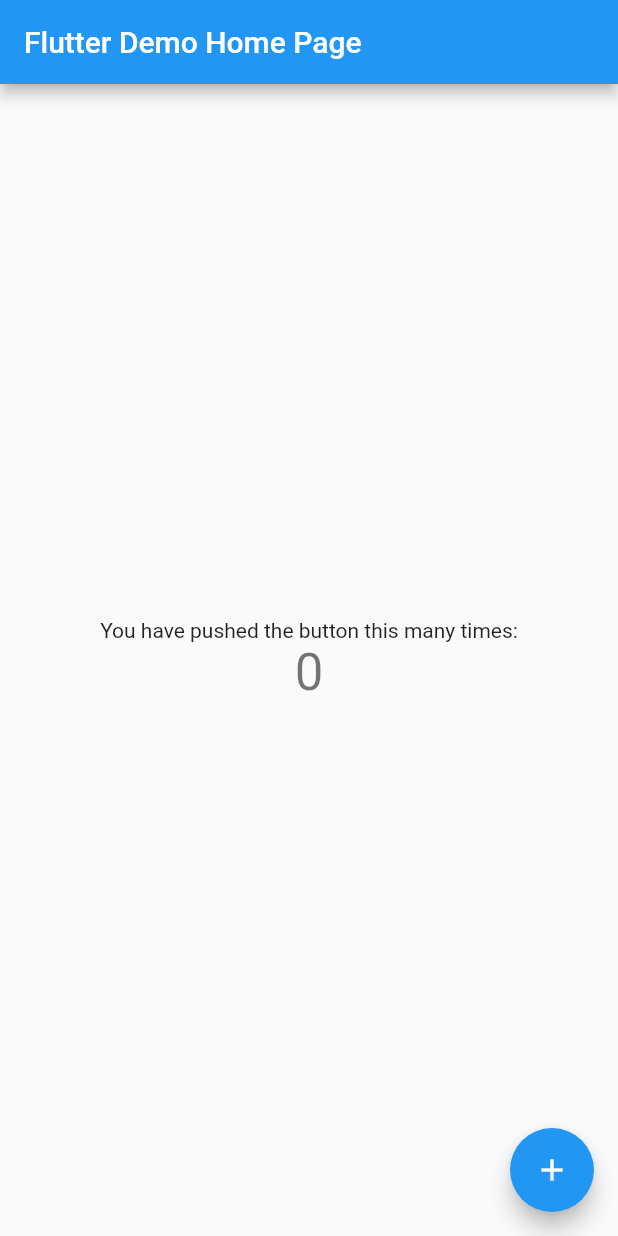
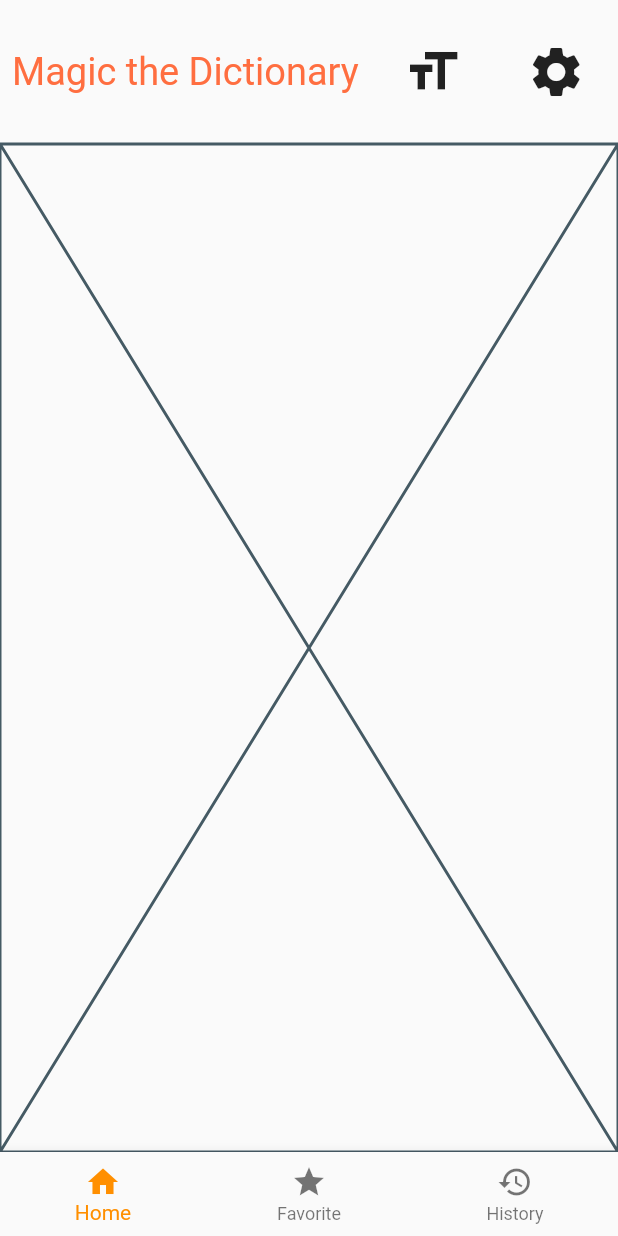
Before and after one commit to skyjo72/MagicTheGatheringApp, a Flutter app: the screen it shows after launch, on a phone screen of 412 x 824 dp. Run offline on Flutter 3.47's test engine with Material 2 defaults, Android fonts, the phone set to English and light mode, and no system bars.

Commit message:
work on home ui

```diff
--- /dev/null
+++ b/lib/common/navigation/navigation.dart
@@ -0,0 +1,42 @@
+import 'package:flutter/material.dart';
+
+class Navigation extends StatefulWidget {
+  const Navigation({Key? key}) : super(key: key);
+
+  @override
+  State<Navigation> createState() => _NavigationState();
+
+}
+
+class _NavigationState extends State<Navigation> {
+  int _selectedIndex = 0;
+  void _onItemTapped(int index) {
+    setState(() {
+      _selectedIndex = index;
+    });
+  }
+  @override
+  Widget build(BuildContext context) {
+    return Scaffold(
+      bottomNavigationBar: BottomNavigationBar(
+        items: const <BottomNavigationBarItem>[
+          BottomNavigationBarItem(
+            icon: Icon(Icons.home),
+            label: 'Home',
+          ),
+          BottomNavigationBarItem(
+            icon: Icon(Icons.business),
+            label: 'Business',
+          ),
+          BottomNavigationBarItem(
+            icon: Icon(Icons.school),
+            label: 'School',
+          ),
+        ],
+        currentIndex: _selectedIndex,
+        selectedItemColor: Colors.amber[800],
+        onTap: _onItemTapped,
+      ),
+    );
+  }
+}
--- /dev/null
+++ b/lib/home/widgets/home_header_widgets.dart
@@ -0,0 +1,53 @@
+import 'package:flutter/material.dart';
+import 'package:flutter/services.dart';
+
+class HomeHeader extends StatelessWidget {
+  const HomeHeader({Key? key}) : super(key: key);
+
+  @override
+  Widget build(BuildContext context) {
+    return Row(
+      children: [
+        Expanded(
+            flex: 3,
+            child: Column(
+              children: const [
+                Expanded(
+                    flex: 1,
+                    child: Padding(
+                      padding: EdgeInsets.all(8.0),
+                      child: Align(
+                          alignment: Alignment.centerLeft,
+                          child: FittedBox(
+                            fit: BoxFit.fitHeight,
+                            child: Text('Magic the Dictionary', style:TextStyle(
+                                fontSize: 30,
+                                fontWeight: FontWeight.w400,
+                                color: Colors.deepOrangeAccent)),
+                          )
+                      ),
+                    )
+                )],
+            )
+        ),
+        Expanded(
+            flex: 1,
+            child: InkWell(
+              onTap: () {
+                HapticFeedback.mediumImpact();
+              },
+              child: const Icon(size: 40, Icons.format_size),
+            )),
+        Expanded(
+            flex: 1,
+            child: InkWell(
+              onTap: () {
+                HapticFeedback.mediumImpact();
+              },
+              child: const Icon(size: 40, Icons.settings),
+            ))
+
+      ],
+    );
+  }
+}
--- /dev/null
+++ b/lib/home/widgets/home_widgets.dart
@@ -0,0 +1,53 @@
+import 'package:flutter/material.dart';
+import 'package:magic_dictionnary_app/home/widgets/home_header_widgets.dart';
+import '../../common/navigation/navigation.dart';
+
+class MyHomePage extends StatefulWidget {
+  const MyHomePage({super.key});
+
+  @override
+  State<MyHomePage> createState() => _MyHomePageState();
+}
+
+class _MyHomePageState extends State<MyHomePage> {
+  int _selectedIndex = 0;
+  void _onItemTapped(int index) {
+    setState(() {
+      _selectedIndex = index;
+    });
+  }
+  @override
+  Widget build(BuildContext context) {
+    return Scaffold(
+      body: SafeArea(
+        child: Center(
+          child: Column(
+            children: const [
+              Expanded(flex:1, child: HomeHeader()),
+              Expanded(flex:7, child: Placeholder()),
+            ],
+          ),
+        ),
+      ),
+      bottomNavigationBar: BottomNavigationBar(
+        items: const <BottomNavigationBarItem>[
+          BottomNavigationBarItem(
+            icon: Icon(Icons.home),
+            label: 'Home',
+          ),
+          BottomNavigationBarItem(
+            icon: Icon(Icons.star),
+            label: 'Favorite',
+          ),
+          BottomNavigationBarItem(
+            icon: Icon(Icons.history),
+            label: 'History',
+          ),
+        ],
+        currentIndex: _selectedIndex,
+        selectedItemColor: Colors.amber[800],
+        onTap: _onItemTapped,
+      ),
+    );
+  }
+}
--- a/lib/main.dart
+++ b/lib/main.dart
@@ -1,4 +1,6 @@
 import 'package:flutter/material.dart';
+
+import 'home/widgets/home_widgets.dart';
 
 void main() {
   runApp(const MyApp());
@@ -11,105 +13,12 @@
   @override
   Widget build(BuildContext context) {
     return MaterialApp(
-      title: 'Flutter Demo',
+      debugShowCheckedModeBanner: false,
+      title: 'Magic The Dictionary',
       theme: ThemeData(
-        // This is the theme of your application.
-        //
-        // Try running your application with "flutter run". You'll see the
-        // application has a blue toolbar. Then, without quitting the app, try
-        // changing the primarySwatch below to Colors.green and then invoke
-        // "hot reload" (press "r" in the console where you ran "flutter run",
-        // or simply save your changes to "hot reload" in a Flutter IDE).
-        // Notice that the counter didn't reset back to zero; the application
-        // is not restarted.
         primarySwatch: Colors.blue,
       ),
-      home: const MyHomePage(title: 'Flutter Demo Home Page'),
+      home: const MyHomePage(),
     );
   }
 }
-
-class MyHomePage extends StatefulWidget {
-  const MyHomePage({super.key, required this.title});
-
-  // This widget is the home page of your application. It is stateful, meaning
-  // that it has a State object (defined below) that contains fields that affect
-  // how it looks.
-
-  // This class is the configuration for the state. It holds the values (in this
-  // case the title) provided by the parent (in this case the App widget) and
-  // used by the build method of the State. Fields in a Widget subclass are
-  // always marked "final".
-
-  final String title;
-
-  @override
-  State<MyHomePage> createState() => _MyHomePageState();
-}
-
-class _MyHomePageState extends State<MyHomePage> {
-  int _counter = 0;
-
-  void _incrementCounter() {
-    setState(() {
-      // This call to setState tells the Flutter framework that something has
-      // changed in this State, which causes it to rerun the build method below
-      // so that the display can reflect the updated values. If we changed
-      // _counter without calling setState(), then the build method would not be
-      // called again, and so nothing would appear to happen.
-      _counter++;
-    });
-  }
-
-  @override
-  Widget build(BuildContext context) {
-    // This method is rerun every time setState is called, for instance as done
-    // by the _incrementCounter method above.
-    //
-    // The Flutter framework has been optimized to make rerunning build methods
-    // fast, so that you can just rebuild anything that needs updating rather
-    // than having to individually change instances of widgets.
-    return Scaffold(
-      appBar: AppBar(
-        // Here we take the value from the MyHomePage object that was created by
-        // the App.build method, and use it to set our appbar title.
-        title: Text(widget.title),
-      ),
-      body: Center(
-        // Center is a layout widget. It takes a single child and positions it
-        // in the middle of the parent.
-        child: Column(
-          // Column is also a layout widget. It takes a list of children and
-          // arranges them vertically. By default, it sizes itself to fit its
-          // children horizontally, and tries to be as tall as its parent.
-          //
-          // Invoke "debug painting" (press "p" in the console, choose the
-          // "Toggle Debug Paint" action from the Flutter Inspector in Android
-          // Studio, or the "Toggle Debug Paint" command in Visual Studio Code)
-          // to see the wireframe for each widget.
-          //
-          // Column has various properties to control how it sizes itself and
-          // how it positions its children. Here we use mainAxisAlignment to
-          // center the children vertically; the main axis here is the vertical
-          // axis because Columns are vertical (the cross axis would be
-          // horizontal).
-          mainAxisAlignment: MainAxisAlignment.center,
-          children: <Widget>[
-            const Text(
-              'You have pushed the button this many times:',
-            ),
-            Text(
-              '$_counter',
-              style: Theme.of(context).textTheme.headlineMedium,
-            ),
-          ],
-        ),
-      ),
-      floatingActionButton: FloatingActionButton(
-        onPressed: _incrementCounter,
-        tooltip: 'Increment',
-        child: const Icon(Icons.add),
-      ), // This trailing comma makes auto-formatting nicer for build methods.
-    );
-  }
-}
```
